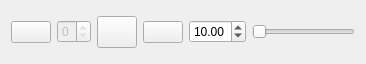
First picture: the form in plugins/hppwidgetsplugin/pathplayerwidget.ui, repository humanoid-path-planner/hpp-gui, before the edit.
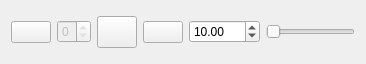
Second picture: the form after the edit. Icons and pictures are not drawn.

Commit message: Set maximal value for timeSpinBox to 9999.

What changed in the file:
```diff
--- a/plugins/hppwidgetsplugin/pathplayerwidget.ui
+++ b/plugins/hppwidgetsplugin/pathplayerwidget.ui
@@ -132,6 +132,9 @@
      <property name="value">
       <double>10.000000000000000</double>
      </property>
+     <property name="maximum">
+      <double>9999.0000000000000</double>
+     </property>
     </widget>
    </item>
    <item>
```
